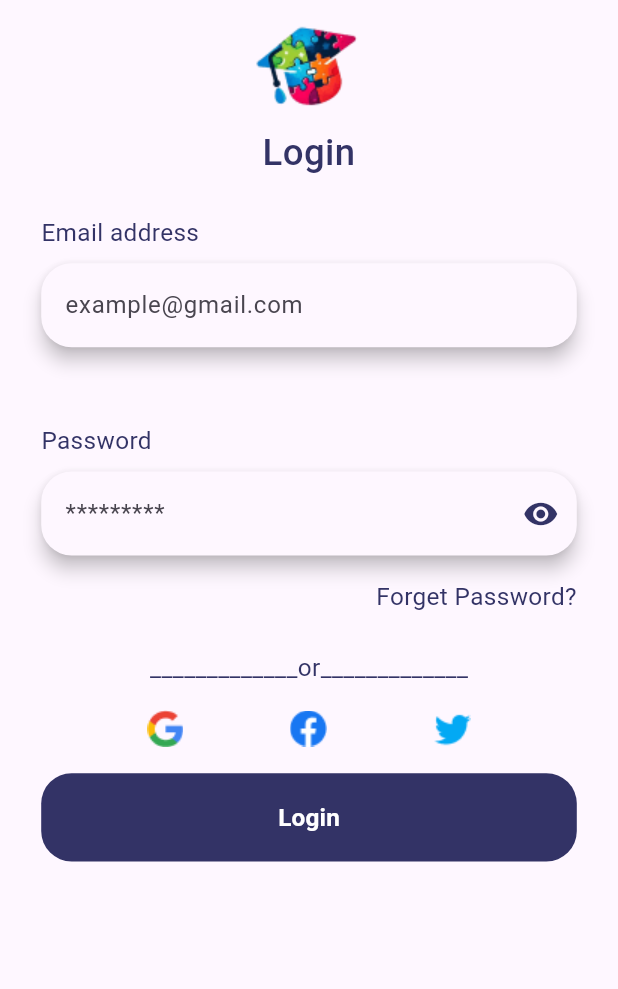
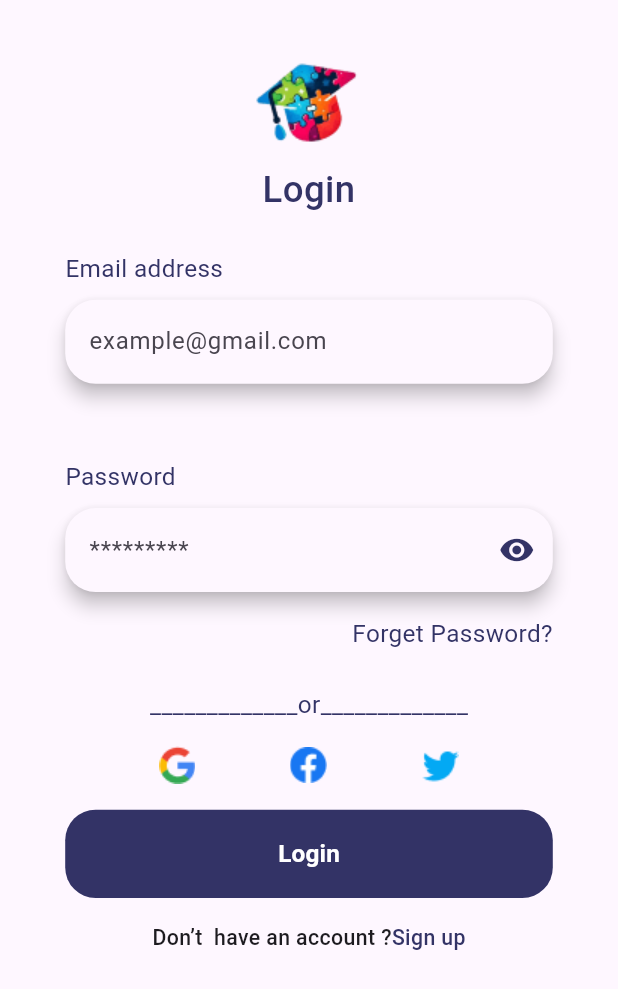
Before and after one commit to mahmoudsaber11/Learn-Up, a Flutter app: the LoginView screen opened by its route, on a phone screen of 412 x 824 dp. Shown: the top 989 px of the screen. Run offline on Flutter 3.47's test engine with Material 3 defaults, Android fonts, the phone set to English and light mode, and no system bars; our stand-ins replace equatable, flutter_bloc, flutter_screenutil, get_it, shared_preferences; accounts and stored records are empty.

Commit message:
finis login view UI

```diff
--- a/lib/config/routes/app_router.dart
+++ b/lib/config/routes/app_router.dart
@@ -1,6 +1,7 @@
 import 'package:flutter/material.dart';
 import 'package:flutter_bloc/flutter_bloc.dart';
 import 'package:learn_up/config/routes/routes.dart';
+import 'package:learn_up/features/auth/presentation/cubits/login/login_cubit.dart';
 import 'package:learn_up/features/auth/presentation/views/login_view.dart';
 import 'package:learn_up/features/onBoarding/presentation/cubit/on_boarding_cubit.dart';
 import 'package:learn_up/features/onBoarding/presentation/views/on_boarding_view.dart';
@@ -20,7 +21,9 @@ class AppRouter {
                 child: const OnBoardingView()));
 
       case Routes.loginViewRoute:
-        return MaterialPageRoute(builder: (context) => const LoginView());
+        return MaterialPageRoute(
+            builder: (context) => BlocProvider(
+                create: (context) => LoginCubit(), child: const LoginView()));
 
       default:
         return _unFoundRoute();
--- a/lib/core/utils/functions/app_styles.dart
+++ b/lib/core/utils/functions/app_styles.dart
@@ -31,4 +31,9 @@ class AppStyles {
     color: AppColors.greyColor,
     fontWeight: FontWeight.w500,
   );
+
+  static TextStyle textStyle14Medium = TextStyle(
+    fontSize: 14.sp,
+    fontWeight: FontWeight.w500,
+  );
 }
--- /dev/null
+++ b/lib/features/auth/presentation/cubits/login/login_cubit.dart
@@ -0,0 +1,12 @@
+import 'package:flutter_bloc/flutter_bloc.dart';
+import 'package:learn_up/features/auth/presentation/cubits/login/login_state.dart';
+
+class LoginCubit extends Cubit<LoginState> {
+  LoginCubit() : super(const LoginInitial());
+  bool isPassword = true;
+  void changePasswordVisibility() {
+    isPassword = !isPassword;
+
+    emit(LoginChangePasswordVisibility(isPassword: isPassword));
+  }
+}
--- /dev/null
+++ b/lib/features/auth/presentation/cubits/login/login_state.dart
@@ -0,0 +1,21 @@
+import 'package:equatable/equatable.dart';
+
+abstract class LoginState extends Equatable {
+  const LoginState();
+
+  @override
+  List<Object?> get props => [];
+}
+
+class LoginInitial extends LoginState {
+  const LoginInitial();
+}
+
+class LoginChangePasswordVisibility extends LoginState {
+  final bool isPassword;
+
+  const LoginChangePasswordVisibility({required this.isPassword});
+
+  @override
+  List<Object?> get props => [isPassword];
+}
--- a/lib/features/auth/presentation/views/login_view.dart
+++ b/lib/features/auth/presentation/views/login_view.dart
@@ -1,6 +1,7 @@
 import 'package:flutter/material.dart';
 import 'package:flutter_screenutil/flutter_screenutil.dart';
 import 'package:learn_up/core/utils/functions/app_assets.dart';
+import 'package:learn_up/core/utils/functions/app_colors.dart';
 import 'package:learn_up/core/utils/functions/app_styles.dart';
 import 'package:learn_up/features/auth/presentation/widgets/login/login_view_form.dart';
 
@@ -9,8 +10,19 @@ class LoginView extends StatelessWidget {
 
   @override
   Widget build(BuildContext context) {
-    return Scaffold(
-      body: Column(
+    return SafeArea(
+      child: Scaffold(
+        body: Padding(
+          padding: EdgeInsets.only(top: 24.h),
+          child: CustomScrollView(
+            slivers: [
+              SliverPadding(
+                padding: const EdgeInsets.symmetric(
+                  horizontal: 16.0,
+                ),
+                sliver: SliverFillRemaining(
+                  hasScrollBody: false,
+                  child: Column(
                     children: [
                       Image.asset(
                         AppAssets.appIcon,
@@ -23,8 +35,34 @@ class LoginView extends StatelessWidget {
                       SizedBox(
                         height: 24.h,
                       ),
-          const LoginViewForm()
+                      const LoginViewForm(),
+                      SizedBox(
+                        height: 16.h,
+                      ),
+                      Row(
+                        mainAxisAlignment: MainAxisAlignment.center,
+                        children: [
+                          Text(
+                            "Don’t  have an account ?",
+                            style: AppStyles.textStyle14Medium,
+                          ),
+                          InkWell(
+                            onTap: () {},
+                            child: Text(
+                              "Sign up",
+                              style: AppStyles.textStyle14Medium
+                                  .copyWith(color: AppColors.primaryColor),
+                            ),
+                          ),
                         ],
+                      )
+                    ],
+                  ),
+                ),
+              ),
+            ],
+          ),
+        ),
       ),
     );
   }
--- a/lib/features/auth/presentation/widgets/login/login_view_form.dart
+++ b/lib/features/auth/presentation/widgets/login/login_view_form.dart
@@ -1,4 +1,5 @@
 import 'package:flutter/material.dart';
+import 'package:flutter_bloc/flutter_bloc.dart';
 import 'package:flutter_screenutil/flutter_screenutil.dart';
 import 'package:learn_up/core/helpers/helper.dart';
 import 'package:learn_up/core/utils/functions/app_colors.dart';
@@ -6,6 +7,8 @@ import 'package:learn_up/core/utils/functions/app_styles.dart';
 import 'package:learn_up/core/widgets/custom_general_button.dart';
 import 'package:learn_up/core/widgets/custom_text_field.dart';
 import 'package:learn_up/core/widgets/text_field_label.dart';
+import 'package:learn_up/features/auth/presentation/cubits/login/login_cubit.dart';
+import 'package:learn_up/features/auth/presentation/cubits/login/login_state.dart';
 import 'package:learn_up/features/auth/presentation/widgets/or_sign_in.dart';
 import 'package:learn_up/features/auth/presentation/widgets/sign_with_social.dart';
 
@@ -44,6 +47,10 @@ class _LoginViewFormState extends State<LoginViewForm> {
 
   @override
   Widget build(BuildContext context) {
+    return BlocConsumer<LoginCubit, LoginState>(
+        listener: (context, state) {},
+        builder: (context, state) {
+          var cubit = BlocProvider.of<LoginCubit>(context);
           return Form(
             key: _formKey,
             child: Padding(
@@ -52,7 +59,8 @@ class _LoginViewFormState extends State<LoginViewForm> {
                 children: [
                   const TextFieldLabel(label: "Email address"),
                   CustomTextField(
-                validate: (String? value) => Helper.validateEmailField(value),
+                      validate: (String? value) =>
+                          Helper.validateEmailField(value),
                       keyboardType: TextInputType.emailAddress,
                       hintText: "example@gmail.com",
                       controller: _emailController),
@@ -63,11 +71,18 @@ class _LoginViewFormState extends State<LoginViewForm> {
                   CustomTextField(
                       validate: (String? value) =>
                           Helper.validatePasswordField(value),
-                suffix: const Icon(
-                  Icons.visibility,
+                      isPassword: cubit.isPassword,
+                      suffix: IconButton(
+                          onPressed: () {
+                            cubit.changePasswordVisibility();
+                          },
+                          icon: Icon(
+                            cubit.isPassword
+                                ? Icons.visibility
+                                : Icons.visibility_off,
                             color: AppColors.primaryColor,
-                ),
-                keyboardType: TextInputType.emailAddress,
+                          )),
+                      keyboardType: TextInputType.visiblePassword,
                       hintText: '*********',
                       controller: _passwordController),
                   SizedBox(
@@ -97,5 +112,6 @@ class _LoginViewFormState extends State<LoginViewForm> {
               ),
             ),
           );
+        });
   }
 }
```
Lines whose indentation alone changed are shown as unchanged.
